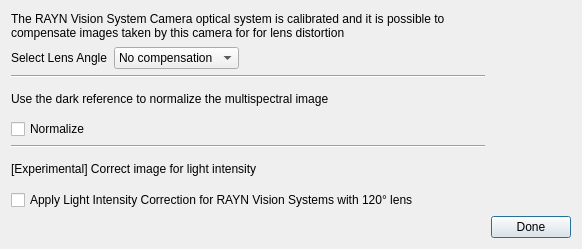
Old version of the form Application/ui/ImageOptionDialog.ui in the repository rayngrowingsystems/RVS_Analytics.
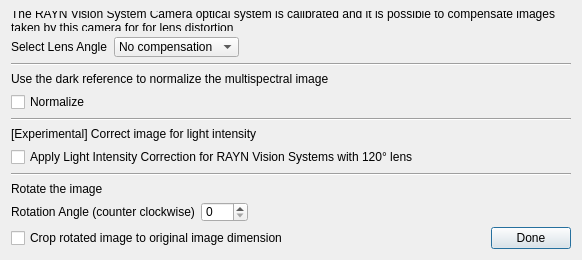
New version of the form.

```diff
--- a/Application/ui/ImageOptionDialog.ui
+++ b/Application/ui/ImageOptionDialog.ui
@@ -22,13 +22,6 @@
   <layout class="QGridLayout" name="gridLayout_2">
    <item row="0" column="0">
     <layout class="QGridLayout" name="gridLayout" columnstretch="1,0">
-     <item row="4" column="0">
-      <widget class="QLabel" name="label_2">
-       <property name="text">
-        <string>Use the dark reference to normalize the multispectral image</string>
-       </property>
-      </widget>
-     </item>
      <item row="5" column="0">
       <widget class="QCheckBox" name="normalize_checkbox">
        <property name="text">
@@ -36,6 +29,34 @@
        </property>
       </widget>
      </item>
+     <item row="8" column="0">
+      <widget class="QCheckBox" name="light_correction_checkbox">
+       <property name="text">
+        <string>Apply Light Intensity Correction for RAYN Vision Systems with 120° lens</string>
+       </property>
+      </widget>
+     </item>
+     <item row="6" column="0">
+      <widget class="Line" name="line_2">
+       <property name="orientation">
+        <enum>Qt::Horizontal</enum>
+       </property>
+      </widget>
+     </item>
+     <item row="7" column="0">
+      <widget class="QLabel" name="label_3">
+       <property name="text">
+        <string>[Experimental] Correct image for light intensity</string>
+       </property>
+      </widget>
+     </item>
+     <item row="4" column="0">
+      <widget class="QLabel" name="label_2">
+       <property name="text">
+        <string>Use the dark reference to normalize the multispectral image</string>
+       </property>
+      </widget>
+     </item>
      <item row="0" column="0">
       <widget class="QLabel" name="label">
        <property name="text">
@@ -46,13 +67,6 @@
        </property>
       </widget>
      </item>
-     <item row="7" column="0">
-      <widget class="QLabel" name="label_3">
-       <property name="text">
-        <string>[Experimental] Correct image for light intensity</string>
-       </property>
-      </widget>
-     </item>
      <item row="3" column="0">
       <widget class="Line" name="line">
        <property name="orientation">
@@ -60,30 +74,6 @@
        </property>
       </widget>
      </item>
-     <item row="6" column="0">
-      <widget class="Line" name="line_2">
-       <property name="orientation">
-        <enum>Qt::Horizontal</enum>
-       </property>
-      </widget>
-     </item>
-     <item row="12" column="1">
-      <widget class="QPushButton" name="done_button">
-       <property name="text">
-        <string>Done</string>
-       </property>
-       <property name="default">
-        <bool>true</bool>
-       </property>
-      </widget>
-     </item>
-     <item row="8" column="0">
-      <widget class="QCheckBox" name="light_correction_checkbox">
-       <property name="text">
-        <string>Apply Light Intensity Correction for RAYN Vision Systems with 120° lens</string>
-       </property>
-      </widget>
-     </item>
      <item row="1" column="0">
       <layout class="QHBoxLayout" name="horizontalLayout_7">
        <item>
@@ -132,6 +122,88 @@
         </spacer>
        </item>
       </layout>
+     </item>
+     <item row="12" column="0">
+      <layout class="QHBoxLayout" name="horizontalLayout">
+       <item>
+        <widget class="QLabel" name="label_5">
+         <property name="text">
+          <string>Rotation Angle (counter clockwise)</string>
+         </property>
+        </widget>
+       </item>
+       <item>
+        <widget class="QSpinBox" name="rotation_spinbox">
+         <property name="maximum">
+          <number>359</number>
+         </property>
+         <property name="singleStep">
+          <number>1</number>
+         </property>
+        </widget>
+       </item>
+       <item>
+        <spacer name="horizontalSpacer_3">
+         <property name="orientation">
+          <enum>Qt::Horizontal</enum>
+         </property>
+         <property name="sizeHint" stdset="0">
+          <size>
+           <width>40</width>
+           <height>20</height>
+          </size>
+         </property>
+        </spacer>
+       </item>
+      </layout>
+     </item>
+     <item row="9" column="0">
+      <widget class="Line" name="line_3">
+       <property name="orientation">
+        <enum>Qt::Horizontal</enum>
+       </property>
+      </widget>
+     </item>
+     <item row="10" column="0">
+      <widget class="QLabel" name="label_6">
+       <property name="text">
+        <string>Rotate the image</string>
+       </property>
+      </widget>
+     </item>
+    </layout>
+   </item>
+   <item row="2" column="0">
+    <layout class="QHBoxLayout" name="horizontalLayout_3">
+     <item>
+      <widget class="QCheckBox" name="crop_checkbox">
+       <property name="text">
+        <string>Crop rotated image to original image dimension</string>
+       </property>
+      </widget>
+     </item>
+     <item>
+      <spacer name="horizontalSpacer_2">
+       <property name="orientation">
+        <enum>Qt::Horizontal</enum>
+       </property>
+       <property name="sizeHint" stdset="0">
+        <size>
+         <width>40</width>
+         <height>20</height>
+        </size>
+       </property>
+      </spacer>
+     </item>
+     <item>
+      <widget class="QPushButton" name="done_button">
+       <property name="text">
+        <string>Done</string>
+       </property>
+       <property name="default">
+        <bool>true</bool>
+       </property>
+      </widget>
      </item>
     </layout>
    </item>
```
